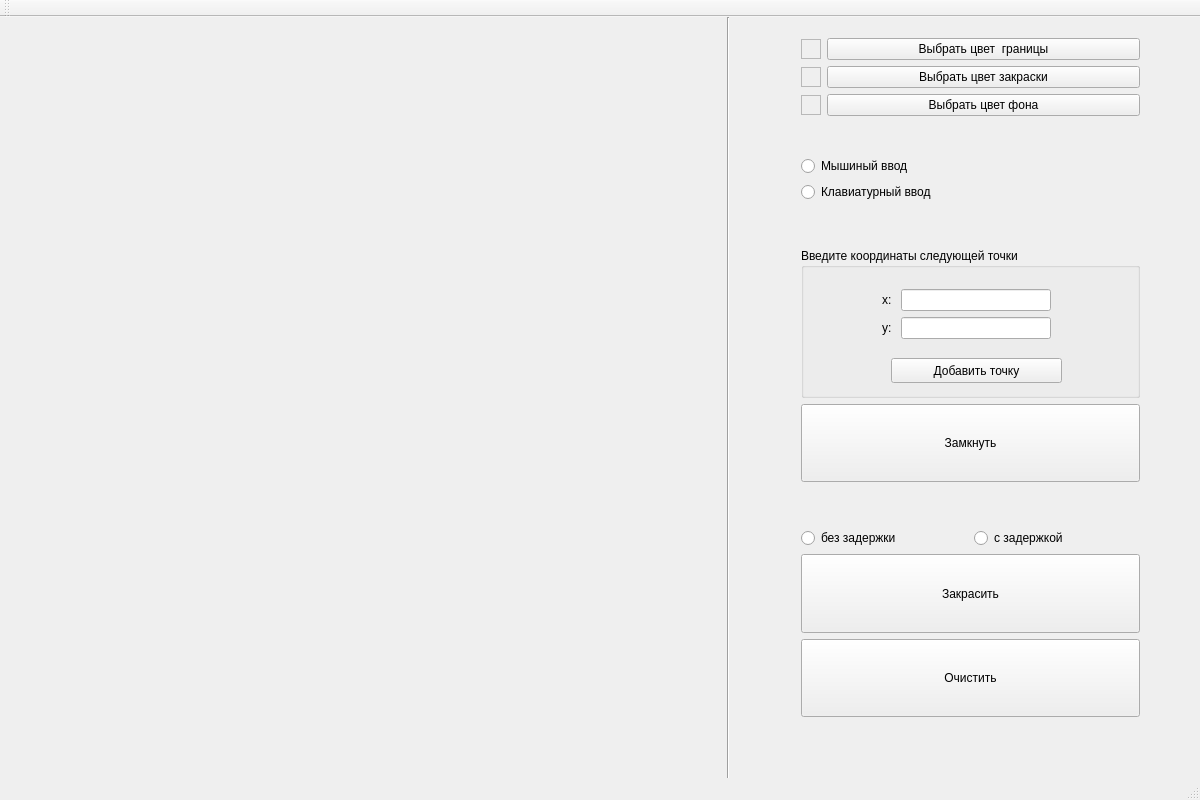
ansushina/sem4, file grafics/graf6/mainwindow.ui: the form before one commit.
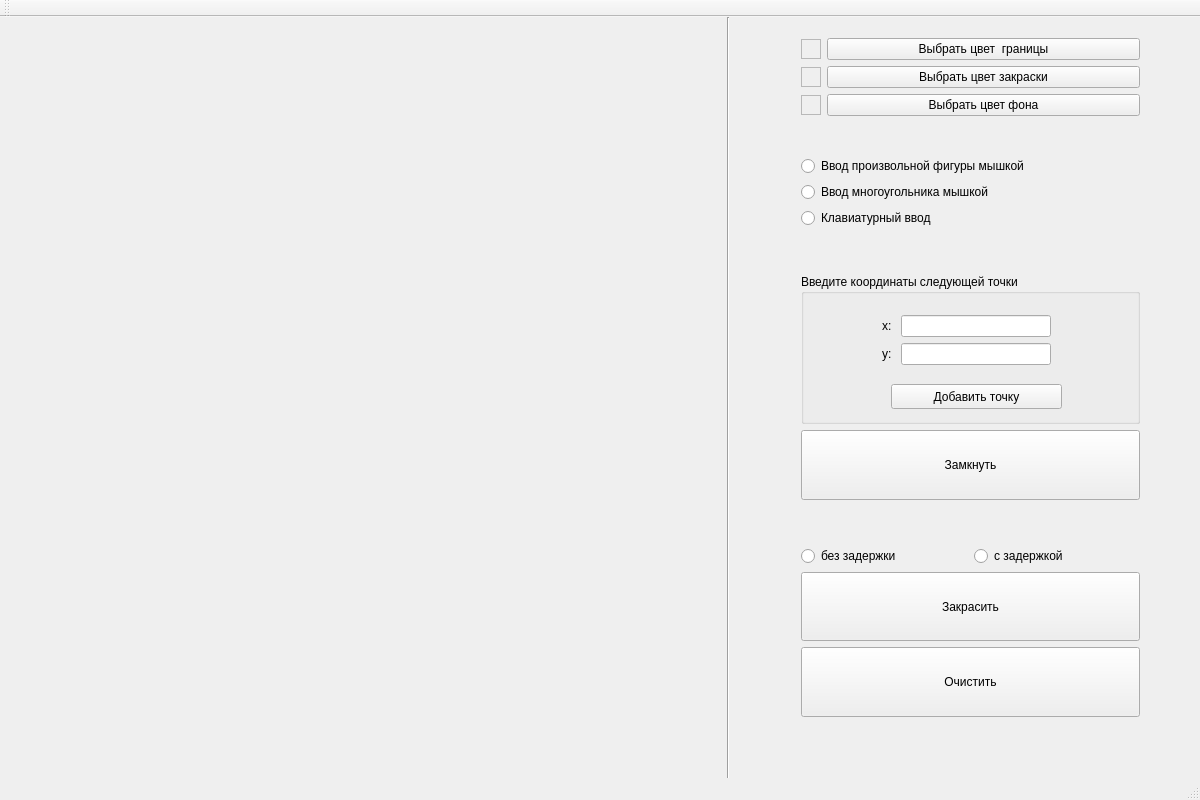
The form after the commit.

Commit message: random input was created

```diff
--- a/grafics/graf6/mainwindow.ui
+++ b/grafics/graf6/mainwindow.ui
@@ -165,10 +165,17 @@
          </property>
         </spacer>
        </item>
+       <item>
+        <widget class="QRadioButton" name="mouse_random_input">
+         <property name="text">
+          <string>Ввод произвольной фигуры мышкой</string>
+         </property>
+        </widget>
+       </item>
        <item>
         <widget class="QRadioButton" name="mouse_input">
          <property name="text">
-          <string>Мышиный ввод</string>
+          <string>Ввод многоугольника мышкой</string>
          </property>
         </widget>
        </item>
```
The commit also changes 1 other file.
